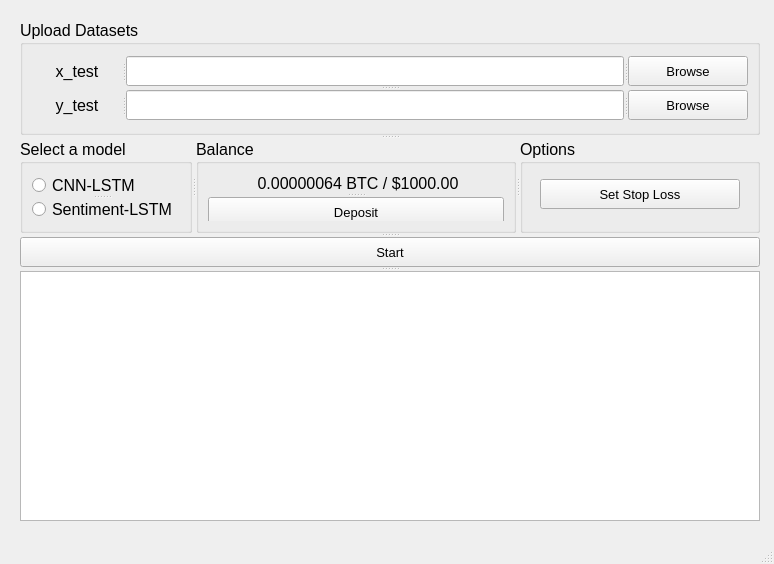
First picture: the form in app/ui/main_window.ui, repository osemrt/Predict-BTC-Price-Movement, before the edit.
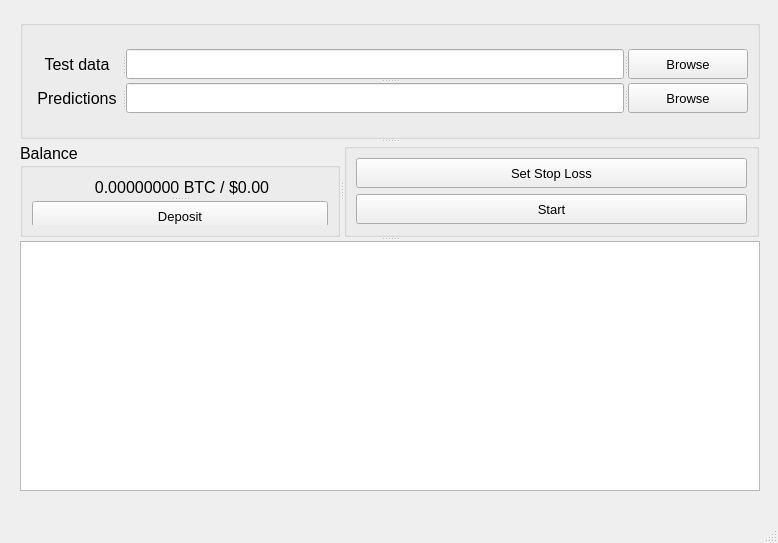
Second picture: the form after the edit. Icons and pictures are not drawn.

Commit message: Update the application windows

```diff
--- a/app/ui/main_window.ui
+++ b/app/ui/main_window.ui
@@ -6,8 +6,8 @@
    <rect>
     <x>0</x>
     <y>0</y>
-    <width>774</width>
-    <height>564</height>
+    <width>778</width>
+    <height>543</height>
    </rect>
   </property>
   <property name="windowTitle">
@@ -30,7 +30,7 @@
       <x>20</x>
       <y>20</y>
       <width>740</width>
-      <height>501</height>
+      <height>471</height>
      </rect>
     </property>
     <property name="orientation">
@@ -45,7 +45,7 @@
       </font>
      </property>
      <property name="title">
-      <string>Upload Datasets</string>
+      <string/>
      </property>
      <layout class="QVBoxLayout" name="verticalLayout">
       <item>
@@ -78,7 +78,7 @@
            </font>
           </property>
           <property name="text">
-           <string>x_test</string>
+           <string>Test data</string>
           </property>
           <property name="alignment">
            <set>Qt::AlignCenter</set>
@@ -149,7 +149,7 @@
            </font>
           </property>
           <property name="text">
-           <string>y_test</string>
+           <string>Predictions</string>
           </property>
           <property name="alignment">
            <set>Qt::AlignCenter</set>
@@ -207,81 +207,6 @@
       <property name="orientation">
        <enum>Qt::Horizontal</enum>
       </property>
-      <widget class="QGroupBox" name="groupBox">
-       <property name="minimumSize">
-        <size>
-         <width>172</width>
-         <height>94</height>
-        </size>
-       </property>
-       <property name="maximumSize">
-        <size>
-         <width>172</width>
-         <height>94</height>
-        </size>
-       </property>
-       <property name="font">
-        <font>
-         <pointsize>12</pointsize>
-        </font>
-       </property>
-       <property name="title">
-        <string>Select a model</string>
-       </property>
-       <layout class="QVBoxLayout" name="verticalLayout_2">
-        <item>
-         <widget class="QSplitter" name="splitter_5">
-          <property name="orientation">
-           <enum>Qt::Vertical</enum>
-          </property>
-          <widget class="QRadioButton" name="radioButton_CNNLSTM">
-           <property name="minimumSize">
-            <size>
-             <width>140</width>
-             <height>20</height>
-            </size>
-           </property>
-           <property name="maximumSize">
-            <size>
-             <width>140</width>
-             <height>20</height>
-            </size>
-           </property>
-           <property name="font">
-            <font>
-             <pointsize>12</pointsize>
-            </font>
-           </property>
-           <property name="text">
-            <string>CNN-LSTM</string>
-           </property>
-          </widget>
-          <widget class="QRadioButton" name="radioButton_SentimentLSTM">
-           <property name="minimumSize">
-            <size>
-             <width>140</width>
-             <height>20</height>
-            </size>
-           </property>
-           <property name="maximumSize">
-            <size>
-             <width>140</width>
-             <height>20</height>
-            </size>
-           </property>
-           <property name="font">
-            <font>
-             <pointsize>12</pointsize>
-            </font>
-           </property>
-           <property name="text">
-            <string>Sentiment-LSTM</string>
-           </property>
-          </widget>
-         </widget>
-        </item>
-       </layout>
-      </widget>
       <widget class="QGroupBox" name="groupBox_3">
        <property name="minimumSize">
         <size>
@@ -328,7 +253,7 @@
             </font>
            </property>
            <property name="text">
-            <string>0.00000064 BTC / $1000.00</string>
+            <string>0.00000000 BTC / $0.00</string>
            </property>
            <property name="alignment">
             <set>Qt::AlignCenter</set>
@@ -364,23 +289,26 @@
       </widget>
      </widget>
      <widget class="QGroupBox" name="groupBox_5">
+      <property name="enabled">
+       <bool>true</bool>
+      </property>
+      <property name="maximumSize">
+       <size>
+        <width>415</width>
+        <height>16777215</height>
+       </size>
+      </property>
       <property name="font">
        <font>
         <pointsize>12</pointsize>
        </font>
       </property>
       <property name="title">
-       <string>Options</string>
+       <string/>
       </property>
+      <layout class="QVBoxLayout" name="verticalLayout_5">
+       <item>
       <widget class="QPushButton" name="pushButton_setStopLoss">
-       <property name="geometry">
-        <rect>
-         <x>20</x>
-         <y>40</y>
-         <width>200</width>
-         <height>30</height>
-        </rect>
-       </property>
        <property name="minimumSize">
         <size>
          <width>200</width>
@@ -389,7 +317,7 @@
        </property>
        <property name="maximumSize">
         <size>
-         <width>200</width>
+           <width>430</width>
          <height>30</height>
         </size>
        </property>
@@ -404,18 +332,18 @@
         <string>Set Stop Loss</string>
        </property>
       </widget>
-     </widget>
-    </widget>
+       </item>
+       <item>
     <widget class="QPushButton" name="pushButton_start">
      <property name="minimumSize">
       <size>
-       <width>740</width>
+           <width>200</width>
        <height>30</height>
       </size>
      </property>
      <property name="maximumSize">
       <size>
-       <width>740</width>
+           <width>430</width>
        <height>30</height>
       </size>
      </property>
@@ -430,6 +358,10 @@
       <string>Start</string>
      </property>
     </widget>
+       </item>
+      </layout>
+     </widget>
+    </widget>
     <widget class="QTextEdit" name="textEdit_log">
      <property name="minimumSize">
       <size>
```
Left out of the diff: 14 changed lines with no effect on the pictures. Lines whose indentation alone changed are shown as unchanged. The commit also changes 1 other file.
